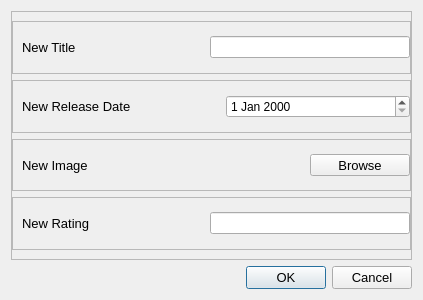
Above: ui/add_dialog.ui from ngfuong/crud-ranking-app before the change. Below: the same form after it.
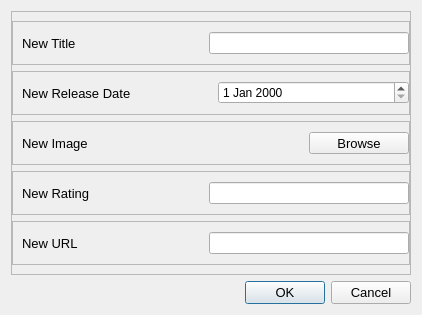
That is the form after the change. Icons and pictures are not drawn.

What changed in the file:
```diff
--- a/ui/add_dialog.ui
+++ b/ui/add_dialog.ui
@@ -6,8 +6,8 @@
    <rect>
     <x>0</x>
     <y>0</y>
-    <width>423</width>
-    <height>300</height>
+    <width>422</width>
+    <height>315</height>
    </rect>
   </property>
   <property name="windowTitle">
@@ -89,7 +89,7 @@
         </property>
         <layout class="QHBoxLayout" name="horizontalLayout_2">
          <property name="spacing">
-          <number>20</number>
+          <number>5</number>
          </property>
          <property name="rightMargin">
           <number>0</number>
@@ -237,6 +237,52 @@
         </layout>
        </widget>
       </item>
+      <item>
+       <widget class="QFrame" name="urlFrame">
+        <property name="frameShape">
+         <enum>QFrame::StyledPanel</enum>
+        </property>
+        <property name="frameShadow">
+         <enum>QFrame::Raised</enum>
+        </property>
+        <layout class="QHBoxLayout" name="horizontalLayout_5">
+         <property name="spacing">
+          <number>20</number>
+         </property>
+         <property name="rightMargin">
+          <number>0</number>
+         </property>
+         <item>
+          <widget class="QLabel" name="urlLabel">
+           <property name="minimumSize">
+            <size>
+             <width>100</width>
+             <height>0</height>
+            </size>
+           </property>
+           <property name="font">
+            <font>
+             <pointsize>10</pointsize>
+            </font>
+           </property>
+           <property name="text">
+            <string>New URL</string>
+           </property>
+          </widget>
+         </item>
+         <item>
+          <widget class="QLineEdit" name="urlInput">
+           <property name="maximumSize">
+            <size>
+             <width>200</width>
+             <height>16777215</height>
+            </size>
+           </property>
+          </widget>
+         </item>
+        </layout>
+       </widget>
+      </item>
      </layout>
     </widget>
    </item>
```
